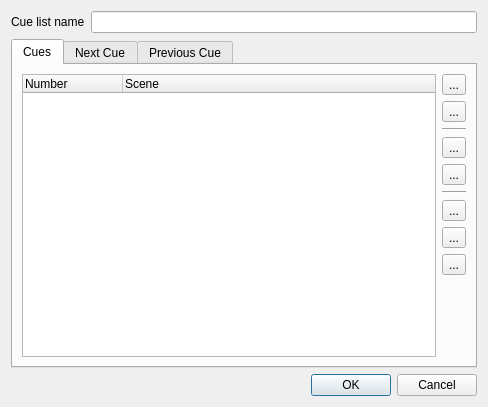
Bondzio/qlc, file trunk/ui/src/vccuelistproperties.ui: the form before one commit.
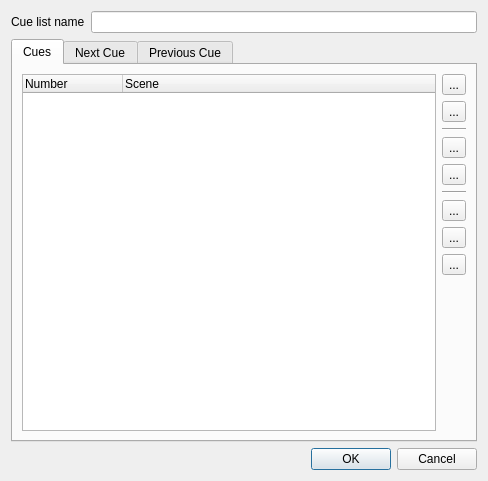
The form after the commit. Icons and pictures are not drawn.

Commit message: Adjust the size of paste button

The edit to the form file:
```diff
--- a/trunk/ui/src/vccuelistproperties.ui
+++ b/trunk/ui/src/vccuelistproperties.ui
@@ -7,7 +7,7 @@
     <x>0</x>
     <y>0</y>
     <width>488</width>
-    <height>407</height>
+    <height>481</height>
    </rect>
   </property>
   <property name="windowTitle">
```
Left out of the diff: 6 changed lines with no effect on the pictures.
